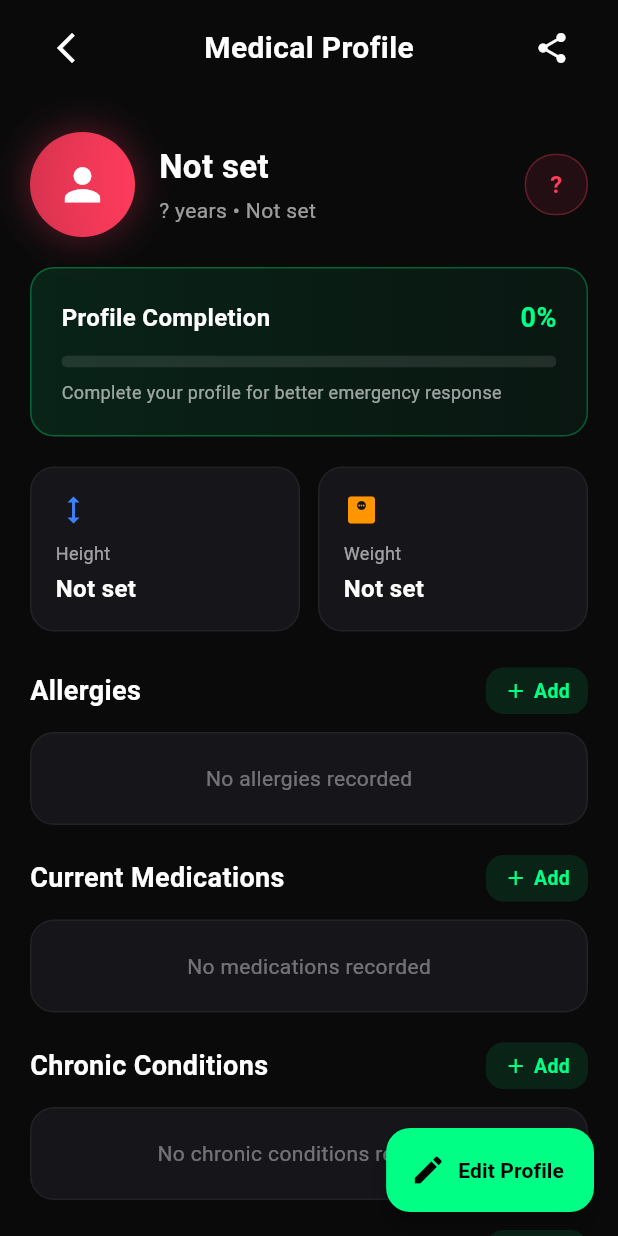
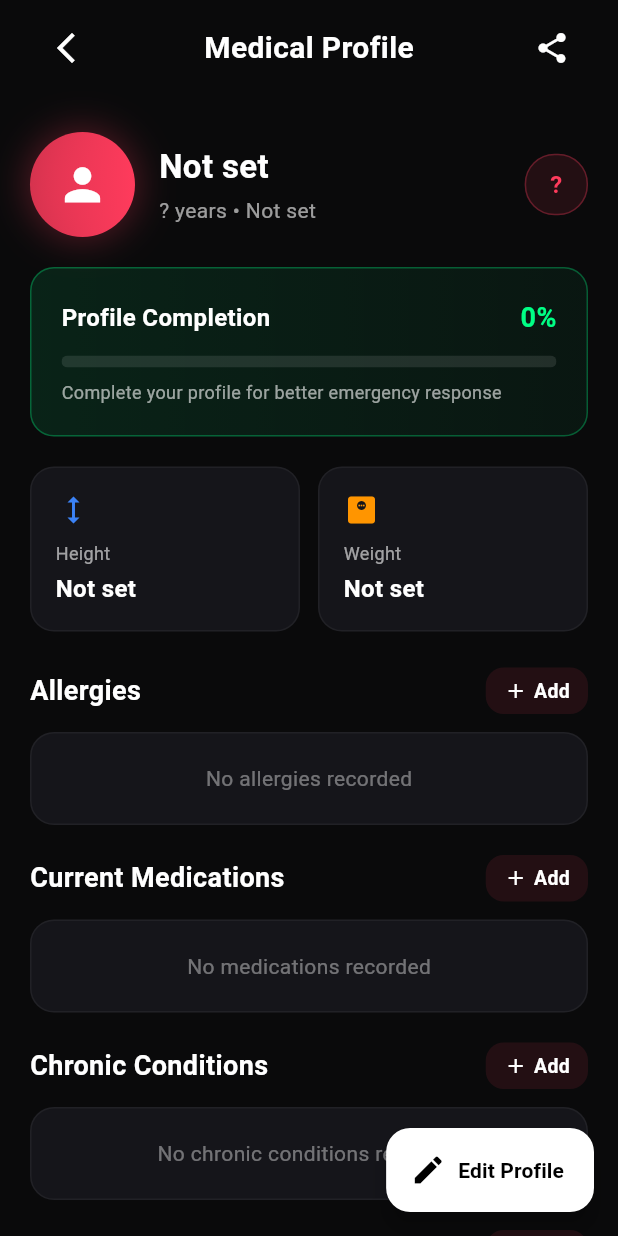
Before and after one commit to ThisIsSumit/ar_firstaid_flutter, a Flutter app: the MedicalProfilePage screen opened by its route, on a phone screen of 412 x 824 dp. Run offline on Flutter 3.47's test engine with Material 3 defaults, Android fonts, the phone set to English and light mode, and no system bars; drawn by our look-alikes of flutter_animate; our stand-ins replace file_picker, flutter_riverpod, go_router, google_fonts, image_picker; network calls fail.

Commit message:
bugs fix

```diff
--- a/lib/core/router/app_router.dart
+++ b/lib/core/router/app_router.dart
@@ -105,7 +105,7 @@ class AppRoutes {
 
   // Main Navigation - Responder Role
   static const String responderHome = '/responder-home';
-  static const String responderMessages = '/responder-messages';
+  static const String responderMessages = '/chat';
 
   // Legacy (kept for compatibility)
   static const String training = '/training';
--- a/lib/screens/medical_profile/medical_profile_page.dart
+++ b/lib/screens/medical_profile/medical_profile_page.dart
@@ -95,7 +95,7 @@ class MedicalProfilePage extends ConsumerWidget {
         mainAxisAlignment: MainAxisAlignment.spaceBetween,
         children: [
           IconButton(
-            onPressed: () => context.pop(),
+            onPressed: () => context.go(AppRoutes.home),
             icon: const Icon(Icons.arrow_back_ios_new, color: Colors.white),
           ),
           const Text(
@@ -347,17 +347,21 @@ class MedicalProfilePage extends ConsumerWidget {
                   vertical: 6,
                 ),
                 decoration: BoxDecoration(
-                  color: const Color(0xFF00FF85).withOpacity(0.1),
+                  color: const Color(0xFFFF3B5C).withOpacity(0.1),
                   borderRadius: BorderRadius.circular(12),
                 ),
                 child: const Row(
                   children: [
-                    Icon(Icons.add, color: Color(0xFF00FF85), size: 16),
+                    Icon(
+                      Icons.add,
+                      color: Color.fromARGB(255, 255, 255, 255),
+                      size: 16,
+                    ),
                     SizedBox(width: 4),
                     Text(
                       'Add',
                       style: TextStyle(
-                        color: Color(0xFF00FF85),
+                        color: Color.fromARGB(255, 255, 255, 255),
                         fontSize: 13,
                         fontWeight: FontWeight.w600,
                       ),
@@ -782,7 +786,7 @@ class MedicalProfilePage extends ConsumerWidget {
   Widget _buildMainFAB(BuildContext context) {
     return FloatingActionButton.extended(
       onPressed: () => context.push(AppRoutes.editBasicInfo),
-      backgroundColor: const Color(0xFF00FF85),
+      backgroundColor: const Color.fromARGB(255, 255, 255, 255),
       icon: const Icon(Icons.edit, color: Colors.black),
       label: const Text(
         'Edit Profile',
--- a/lib/screens/user/map_location/aed_directions_page.dart
+++ b/lib/screens/user/map_location/aed_directions_page.dart
@@ -649,7 +649,6 @@ class _AEDDirectionsPageState extends State<AEDDirectionsPage> {
           TextButton(
             onPressed: () {
               Navigator.pop(context);
-              Navigator.pop(context);
             },
             child: const Text('Got it'),
           ),
```
Also changed, not shown: lib/screens/medical_profile/medical_profile_form_page.dart (+5 -5 lines), lib/screens/responder/earnings/my_referrals_page.dart (+3 -8 lines), lib/screens/responder/earnings/referral_program_page.dart (+4 -5 lines).
